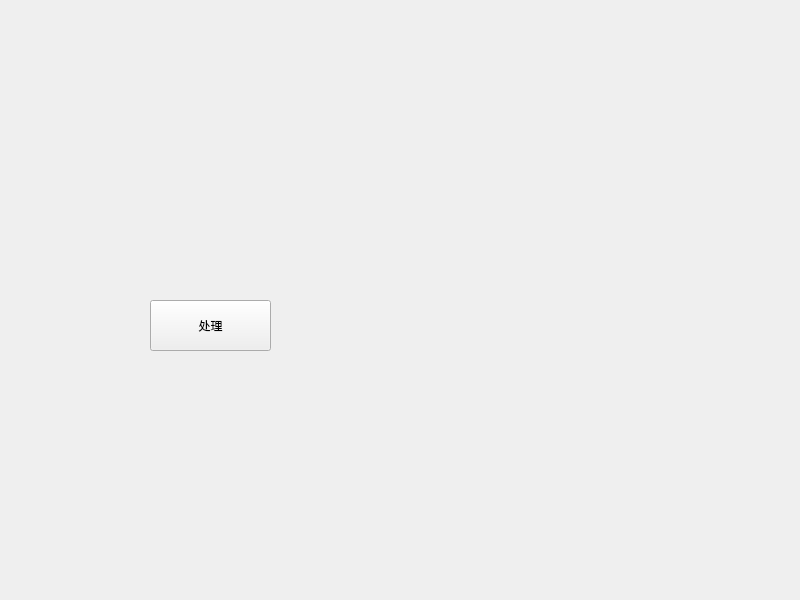
shilinnull/codePractice, file Qt/Signal/widget.ui: the form before one commit.
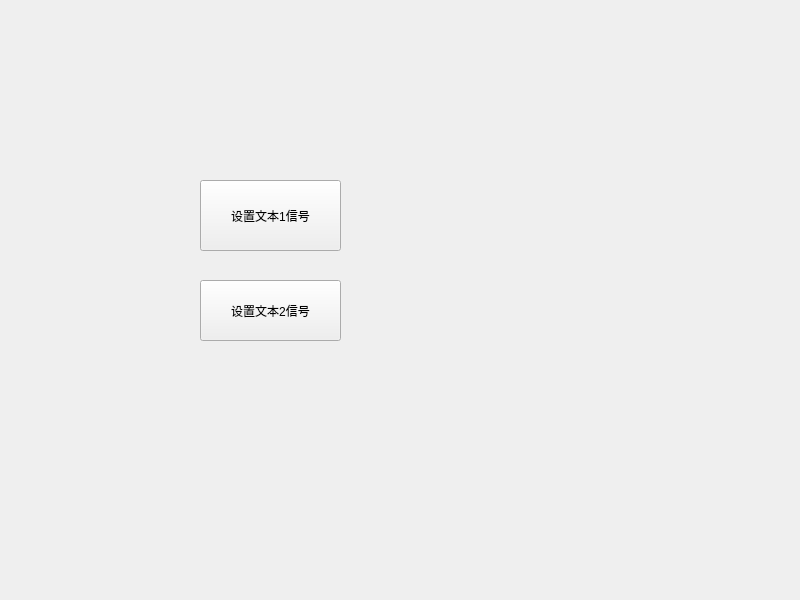
The form after the commit.

Commit message: 信号和槽

What changed in the file:
```diff
--- a/Qt/Signal/widget.ui
+++ b/Qt/Signal/widget.ui
@@ -16,14 +16,27 @@
   <widget class="QPushButton" name="pushButton">
    <property name="geometry">
     <rect>
-     <x>150</x>
-     <y>300</y>
-     <width>121</width>
-     <height>51</height>
+     <x>200</x>
+     <y>180</y>
+     <width>141</width>
+     <height>71</height>
     </rect>
    </property>
    <property name="text">
-    <string>处理</string>
+    <string>设置文本1信号</string>
+   </property>
+  </widget>
+  <widget class="QPushButton" name="pushButton_2">
+   <property name="geometry">
+    <rect>
+     <x>200</x>
+     <y>280</y>
+     <width>141</width>
+     <height>61</height>
+    </rect>
+   </property>
+   <property name="text">
+    <string>设置文本2信号</string>
    </property>
   </widget>
  </widget>
```
The commit also changes 2 other files.
